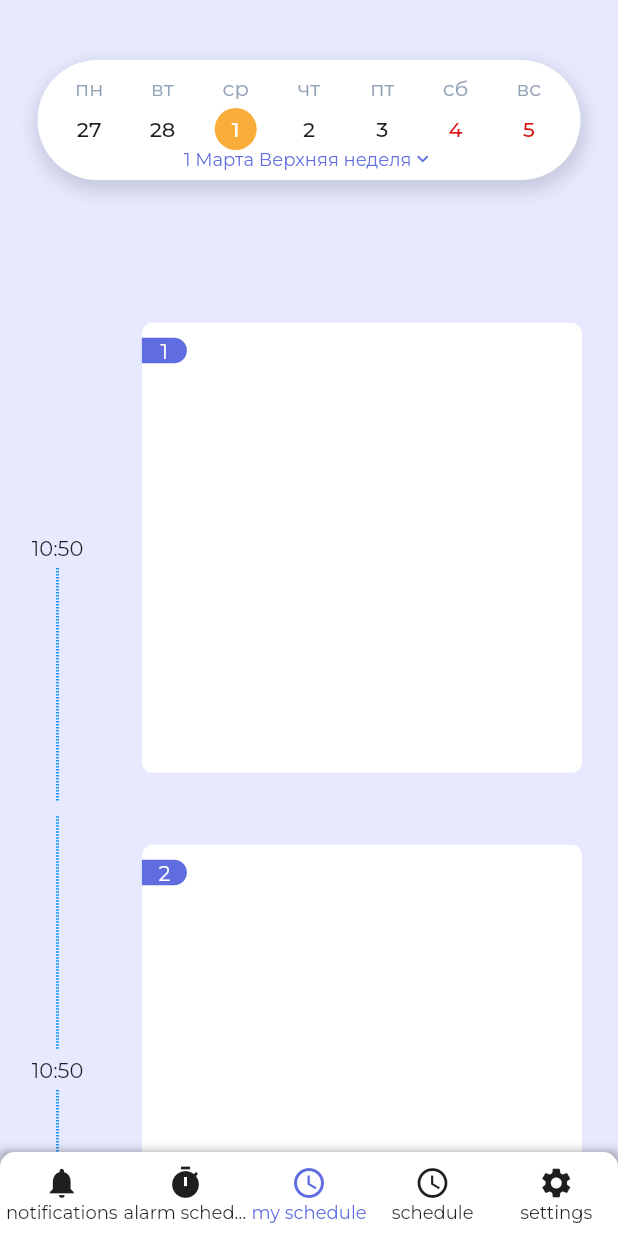
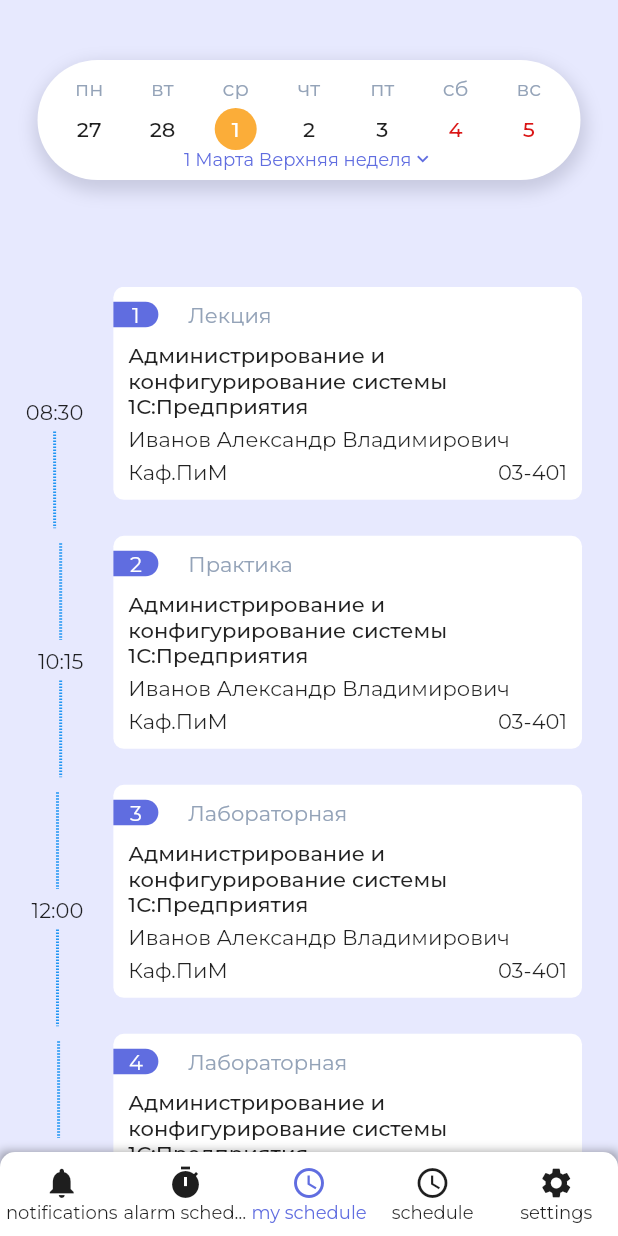
Before and after one commit to 0chuhh/scheddule_mobile, a Flutter app: the screen it shows after launch, item 3 of the bottom bar chosen, on a phone screen of 412 x 824 dp. Run offline on Flutter 3.47's test engine with Material 2 defaults, Android fonts, the light colour scheme and no system bars; drawn by our look-alikes of table_calendar, timelines; our stand-ins replace gap.

Commit message:
feat(my-schedule) добавлен скролящийся список преметов расписания

```diff
--- a/lib/models/schedule.dart
+++ b/lib/models/schedule.dart
@@ -1,41 +1,25 @@
 class Couple {
-  int? number;
-  DateTime? time;
+  int number;
+  DateTime time;
 
-  Couple({this.number, this.time});
+  Couple({required this.number, required this.time});
 }
 
-enum ScheduleItemFormat {
-  lection,
-  practice,
-  laboratory
-}
-
-extension ScheduleItemFormatExtension on ScheduleItemFormat {
-
-  String get name {
-    switch (this) {
-      case ScheduleItemFormat.lection:
-        return 'Лекция';
-      case ScheduleItemFormat.practice:
-        return 'Практика';
-      case ScheduleItemFormat.laboratory:
-        return 'Лабораторная';
-      default:
-        return 'Лекция';
-    }
-  }
-
-}
+enum ScheduleItemFormat { lection, practice, laboratory }
 
 class ScheduleItem {
-  Couple? couple;
-  String? name;
-  ScheduleItemFormat ? format;
-  String? lecturer;
-  String? cathedra;
-  String? classroom;
+  Couple couple;
+  String name;
+  ScheduleItemFormat format;
+  String lecturer;
+  String cathedra;
+  String classroom;
 
   ScheduleItem(
-      {this.couple, this.name, this.lecturer, this.cathedra, this.classroom});
+      {required this.couple,
+      required this.name,
+      required this.lecturer,
+      required this.cathedra,
+      required this.classroom,
+      required this.format});
 }
--- a/lib/widgets/schedule-list/schedule-list-item.dart
+++ b/lib/widgets/schedule-list/schedule-list-item.dart
@@ -3,37 +3,83 @@
 import 'package:schedule_mobile/utils/styles.dart';
 
 class ScheduleListItem extends StatelessWidget {
-  ScheduleListItem({super.key, required this.item});
+  const ScheduleListItem({super.key, required this.item});
 
   final ScheduleItem item;
+
+  String getFormatName(ScheduleItemFormat? format) {
+    switch (format) {
+      case ScheduleItemFormat.lection:
+        return 'Лекция';
+      case ScheduleItemFormat.practice:
+        return 'Практика';
+      case ScheduleItemFormat.laboratory:
+        return 'Лабораторная';
+      default:
+        return 'Лекция';
+    }
+  }
 
   @override
   Widget build(BuildContext context) {
     return Container(
       decoration: const BoxDecoration(
           color: Colors.white,
-        borderRadius: BorderRadius.all(Radius.circular(7))
-      ),
+          borderRadius: BorderRadius.all(Radius.circular(7))),
       width: 800,
-      height: 300,
+      padding: const EdgeInsets.only(bottom: 10),
       child: Column(
+          mainAxisAlignment: MainAxisAlignment.start,
+          crossAxisAlignment: CrossAxisAlignment.start,
           children: [
             Row(
+              crossAxisAlignment: CrossAxisAlignment.end,
+              mainAxisAlignment: MainAxisAlignment.start,
               children: [
                 Container(
-                margin: EdgeInsets.only(top: 10),
+                    margin: const EdgeInsets.only(top: 10),
                     alignment: Alignment.center,
                     width: 30,
                     decoration: BoxDecoration(
                         color: Styles.primaryColor,
-                  borderRadius: BorderRadius.only(topRight: Radius.circular(10), bottomRight: Radius.circular(10))
+                        borderRadius: const BorderRadius.only(
+                            topRight: Radius.circular(10),
+                            bottomRight: Radius.circular(10))),
+                    child: Text(
+                      item.couple!.number.toString(),
+                      style: const TextStyle(color: Colors.white),
+                    )),
+                Padding(
+                  padding: const EdgeInsets.only(left: 20),
+                  child: Text(
+                    getFormatName(item.format),
+                    style: const TextStyle(color: Color.fromRGBO(148, 163, 184, 1)),
                   ),
-                child: Text(item.couple!.number.toString(), style: TextStyle(color: Colors.white),)
                 )
               ],
-            )
-        ]
             ),
+            Padding(
+              padding: const EdgeInsets.only(left: 10, right: 10, top: 10),
+              child: Text(
+                item.name,
+                style: const TextStyle(fontWeight: FontWeight.w500),
+              ),
+            ),
+            Padding(
+              padding: const EdgeInsets.only(left: 10, right: 10, top: 5),
+              child: Text(item.lecturer),
+            ),
+            Padding(
+              padding: const EdgeInsets.only(left: 10, right: 10, top: 5),
+              child: Row(
+                mainAxisAlignment: MainAxisAlignment.spaceBetween,
+                children: <Widget>[
+                  Text('Каф.${item.cathedra}'),
+                  Text(item.classroom),
+                ],
+              ),
+            ),
+          ]),
     );
   }
 }
--- a/lib/widgets/schedule-list/schedule-list.dart
+++ b/lib/widgets/schedule-list/schedule-list.dart
@@ -1,7 +1,7 @@
 import 'package:flutter/material.dart';
 import 'package:schedule_mobile/widgets/schedule-list/schedule-list-item.dart';
 import 'package:timelines/timelines.dart';
-
+import 'package:intl/intl.dart';
 import '../../models/schedule.dart';
 
 
@@ -10,26 +10,44 @@
 class ScheduleList extends StatelessWidget {
 final List<ScheduleItem> schedule = [
   ScheduleItem(
-      couple: Couple(number: 1, time: DateTime.now()),
+      couple: Couple(number: 1, time: DateTime(2023,1,1,8,30)),
       name: 'Администрирование и конфигурирование системы 1С:Предприятия',
       lecturer: 'Иванов Александр Владимирович',
       cathedra: 'ПиМ',
-      classroom: '03-401'),
+      classroom: '03-401',
+      format: ScheduleItemFormat.lection),
   ScheduleItem(
-      couple: Couple(number: 2, time: DateTime.now()),
+      couple: Couple(number: 2, time: DateTime(2023,1,1,10,15)),
       name: 'Администрирование и конфигурирование системы 1С:Предприятия',
       lecturer: 'Иванов Александр Владимирович',
       cathedra: 'ПиМ',
-      classroom: '03-401'),
+      classroom: '03-401',
+      format: ScheduleItemFormat.practice),
   ScheduleItem(
-      couple: Couple(number: 3, time: DateTime.now()),
+      couple: Couple(number: 3, time: DateTime(2023,1,1,12,00)),
       name: 'Администрирование и конфигурирование системы 1С:Предприятия',
       lecturer: 'Иванов Александр Владимирович',
       cathedra: 'ПиМ',
-      classroom: '03-401')
+      classroom: '03-401',
+      format: ScheduleItemFormat.laboratory),
+  ScheduleItem(
+      couple: Couple(number: 4, time: DateTime(2023,1,1,14,35)),
+      name: 'Администрирование и конфигурирование системы 1С:Предприятия',
+      lecturer: 'Иванов Александр Владимирович',
+      cathedra: 'ПиМ',
+      classroom: '03-401',
+      format: ScheduleItemFormat.laboratory),
+  ScheduleItem(
+      couple: Couple(number: 5, time: DateTime(2023,1,1,16,20)),
+      name: 'Администрирование и конфигурирование системы 1С:Предприятия',
+      lecturer: 'Иванов Александр Владимирович',
+      cathedra: 'ПиМ',
+      classroom: '03-401',
+      format: ScheduleItemFormat.laboratory)
 ];
- void hello(){
-print(schedule[0].couple?.time);
+
+String getCoupleTime(DateTime date){
+  return DateFormat.Hm().format(date);
 }
 
   @override
@@ -42,14 +60,14 @@
             builder: TimelineTileBuilder(
               nodePositionBuilder: (context, index) => 0.14,
               oppositeContentsBuilder: (context, index) => TimelineNode(
-                indicator: Text('10:50'),
+                indicator: Text(getCoupleTime(schedule[index].couple.time)),
                 startConnector: index == 0 ? null : const DashedLineConnector(),
-                endConnector: index == schedule.length
+                endConnector: index == schedule.length-1
                     ? null
                     : const DashedLineConnector(),
               ),
               contentsBuilder: (context, index) => Padding(
-                  padding: const EdgeInsets.all(24.0),
+                  padding: const EdgeInsets.only(left:5.0, right: 24, bottom: 24),
                   child: ScheduleListItem(
                     item: schedule[index],
                   )),
--- a/pubspec.yaml
+++ b/pubspec.yaml
@@ -15,6 +15,7 @@
   table_calendar: ^3.0.8
   gap: ^2.0.0
   timelines: ^0.1.0
+  intl: ^0.17.0
 
 dev_dependencies:
   flutter_test:
```
Also changed, not shown: pubspec.lock. Lines whose indentation alone changed are shown as unchanged.
